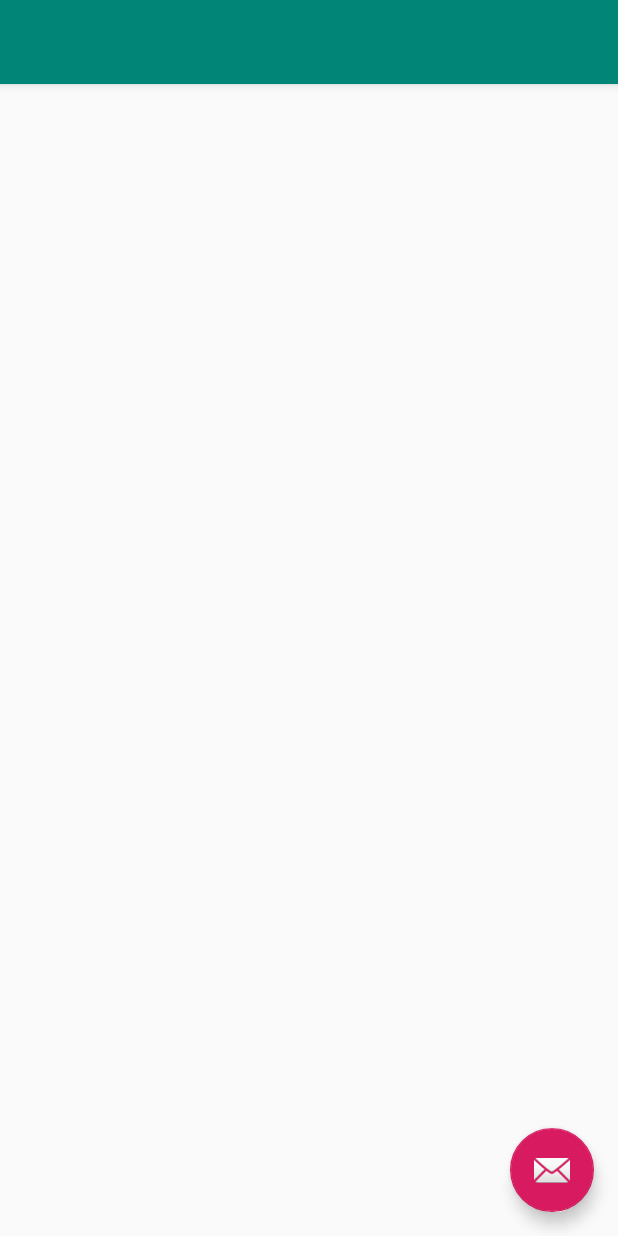
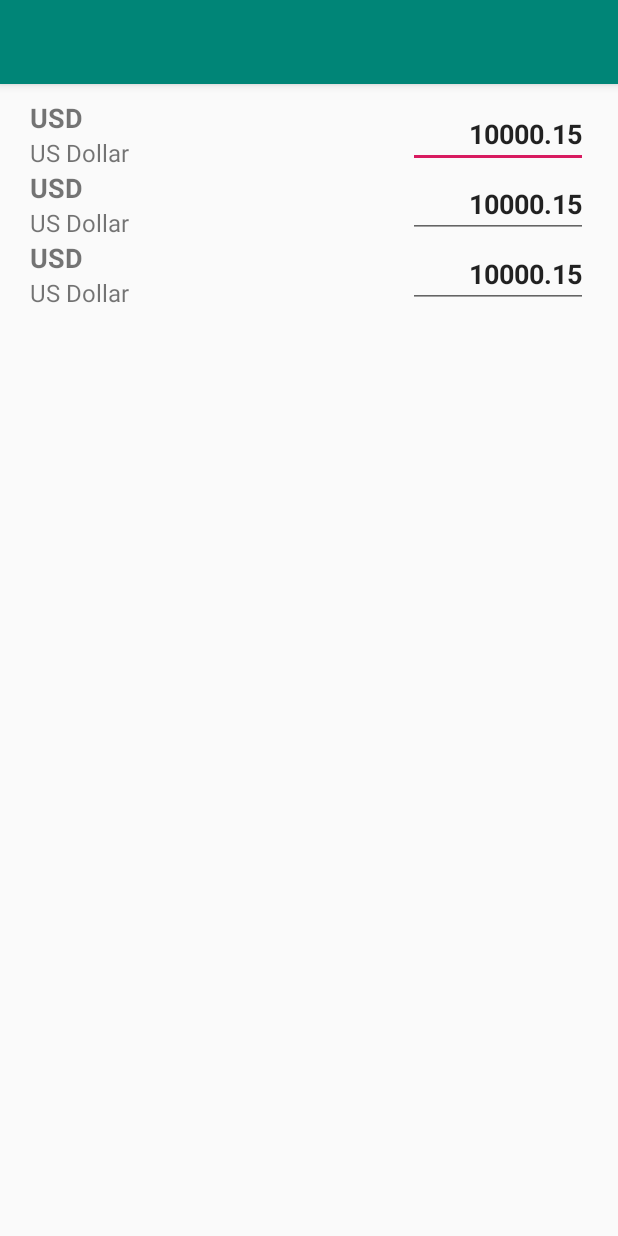
Before and after one commit to artursferreira/Revolut-Test, an Android app: the layout activity_currency.xml on its own in the app's theme, with its tools: preview values and no code run, on a phone screen of 412 x 824 dp. Run offline under Robolectric (Android 15) with nearby library versions, the light colour scheme and no system bars; network calls fail.

Commit message:
recyclerview and adapter created

```diff
--- a/app/src/main/java/com/artur/exchangecurrencies/model/RateResponse.kt
+++ b/app/src/main/java/com/artur/exchangecurrencies/model/RateResponse.kt
@@ -3,5 +3,5 @@ package com.artur.exchangecurrencies.model
 data class RateResponse(
         var base: String,
         var date: String,
-        var rates: Rates
+        var rates: Map<String, Double>
 )
--- a/app/src/main/java/com/artur/exchangecurrencies/network/CurrencyApi.kt
+++ b/app/src/main/java/com/artur/exchangecurrencies/network/CurrencyApi.kt
@@ -12,6 +12,6 @@ interface CurrencyApi {
     /**
      * Get the list of the pots from the API
      */
-    @GET("/latest?base={id}")
-    fun getCurrencies(@Query("id") base: String): Observable<RateResponse>
+    @GET("/latest")
+    fun getCurrencies(@Query("base") base: String): Observable<RateResponse>
 }
--- a/app/src/main/java/com/artur/exchangecurrencies/ui/currency/CurrencyViewModel.kt
+++ b/app/src/main/java/com/artur/exchangecurrencies/ui/currency/CurrencyViewModel.kt
@@ -18,6 +18,7 @@ class CurrencyViewModel : BaseViewModel() {
     lateinit var currencyApi: CurrencyApi
 
     val loadingVisibility: MutableLiveData<Int> = MutableLiveData()
+    val rateResponse: MutableLiveData<RateResponse> = MutableLiveData()
     val errorMessage: MutableLiveData<Int> = MutableLiveData()
 
     private lateinit var subscription: Disposable
@@ -44,7 +45,7 @@ class CurrencyViewModel : BaseViewModel() {
     }
 
     private fun onCurrencyResultSuccess(result: RateResponse) {
-
+        rateResponse.postValue(result)
     }
 
     private fun onCurrencyResultError() {
--- a/app/src/main/res/layout/activity_currency.xml
+++ b/app/src/main/res/layout/activity_currency.xml
@@ -29,13 +29,22 @@
 
         </com.google.android.material.appbar.AppBarLayout>
 
-        <com.google.android.material.floatingactionbutton.FloatingActionButton
-            android:id="@+id/fab"
-            android:layout_width="wrap_content"
-            android:layout_height="wrap_content"
-            android:layout_gravity="bottom|end"
-            android:layout_margin="@dimen/fab_margin"
-            app:srcCompat="@android:drawable/ic_dialog_email" />
+        <!--   <ProgressBar
+               android:id="@+id/progress_bar"
+               android:layout_width="wrap_content"
+               android:layout_height="wrap_content"
+               android:layout_gravity="center"
+               app:mutableVisibility="@{viewModel.getLoadingVisibility()}" />
+   -->
+        <androidx.recyclerview.widget.RecyclerView
+            android:id="@+id/currency_recycler_view"
+            android:layout_width="match_parent"
+            android:layout_height="match_parent"
+            android:clipToPadding="false"
+            android:padding="10dp"
+            app:layoutManager="androidx.recyclerview.widget.LinearLayoutManager"
+            app:layout_behavior="com.google.android.material.appbar.AppBarLayout$ScrollingViewBehavior"
+            tools:listitem="@layout/currency_item" />
 
     </androidx.coordinatorlayout.widget.CoordinatorLayout>
 
--- /dev/null
+++ b/app/src/main/res/layout/currency_item.xml
@@ -0,0 +1,54 @@
+<?xml version="1.0" encoding="utf-8"?>
+<layout xmlns:android="http://schemas.android.com/apk/res/android"
+    xmlns:app="http://schemas.android.com/apk/res-auto"
+    xmlns:tools="http://schemas.android.com/tools">
+
+    <androidx.constraintlayout.widget.ConstraintLayout
+        android:layout_width="match_parent"
+        android:layout_height="wrap_content"
+        android:paddingStart="10dp"
+        android:paddingEnd="10dp">
+
+        <ImageView
+            android:id="@+id/country_flag"
+            android:layout_width="wrap_content"
+            android:layout_height="wrap_content"
+            app:layout_constraintBottom_toBottomOf="parent"
+            app:layout_constraintStart_toStartOf="parent"
+            app:layout_constraintTop_toTopOf="parent" />
+
+        <TextView
+            android:id="@+id/currency_code"
+            android:layout_width="0dp"
+            android:layout_height="wrap_content"
+            android:textSize="18sp"
+            android:textStyle="bold"
+            app:layout_constraintEnd_toStartOf="@id/currency_value"
+            app:layout_constraintStart_toEndOf="@id/country_flag"
+            app:layout_constraintTop_toTopOf="parent"
+            tools:text="USD" />
+
+        <TextView
+            android:id="@+id/currency_name"
+            android:layout_width="0dp"
+            android:layout_height="wrap_content"
+            android:textSize="16sp"
+            app:layout_constraintBottom_toBottomOf="parent"
+            app:layout_constraintEnd_toStartOf="@id/currency_value"
+            app:layout_constraintStart_toEndOf="@id/country_flag"
+            app:layout_constraintTop_toBottomOf="@id/currency_code"
+            tools:text="US Dollar" />
+
+        <EditText
+            android:id="@+id/currency_value"
+            android:layout_width="120dp"
+            android:layout_height="wrap_content"
+            android:gravity="end"
+            android:textStyle="bold"
+            app:layout_constraintBottom_toBottomOf="parent"
+            app:layout_constraintEnd_toEndOf="parent"
+            app:layout_constraintTop_toTopOf="parent"
+            tools:text="10000.15" />
+
+    </androidx.constraintlayout.widget.ConstraintLayout>
+</layout>
```
Also changed, not shown: app/src/main/java/com/artur/exchangecurrencies/model/Currency.kt (added, +11 -0 lines), app/src/main/java/com/artur/exchangecurrencies/model/Rates.kt (deleted, +0 -36 lines), app/src/main/java/com/artur/exchangecurrencies/ui/currency/CurrencyActivity.kt (+20 -0 lines), app/src/main/java/com/artur/exchangecurrencies/ui/currency/adapter/CurrencyListAdapter.kt (added, +45 -0 lines).
